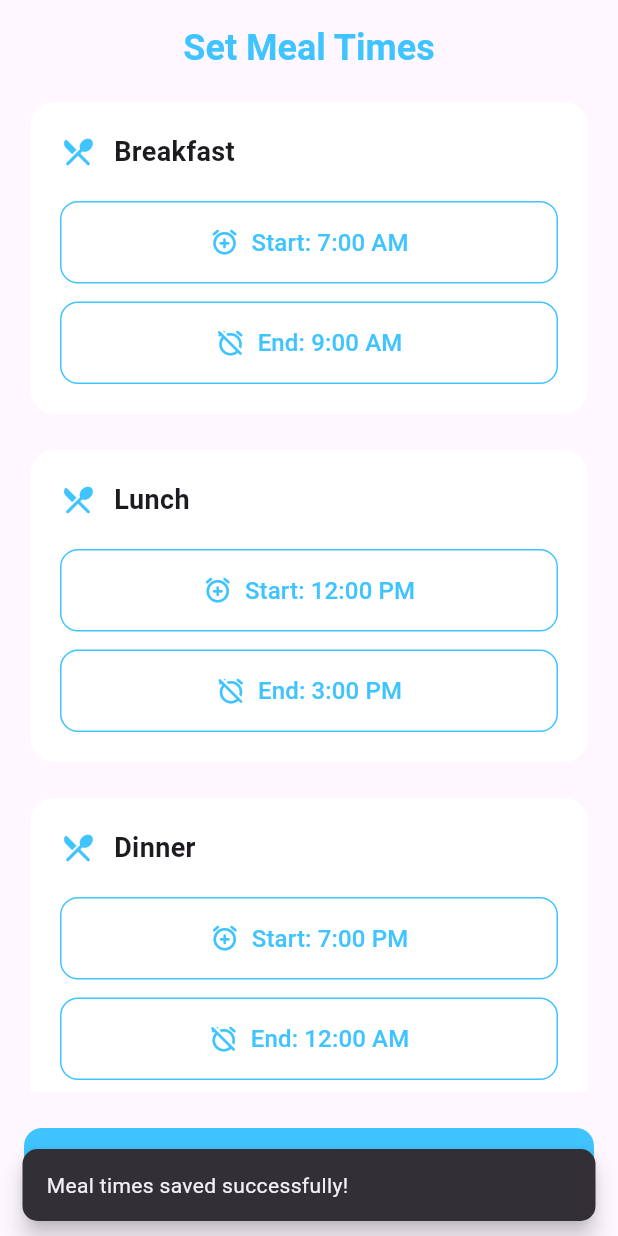
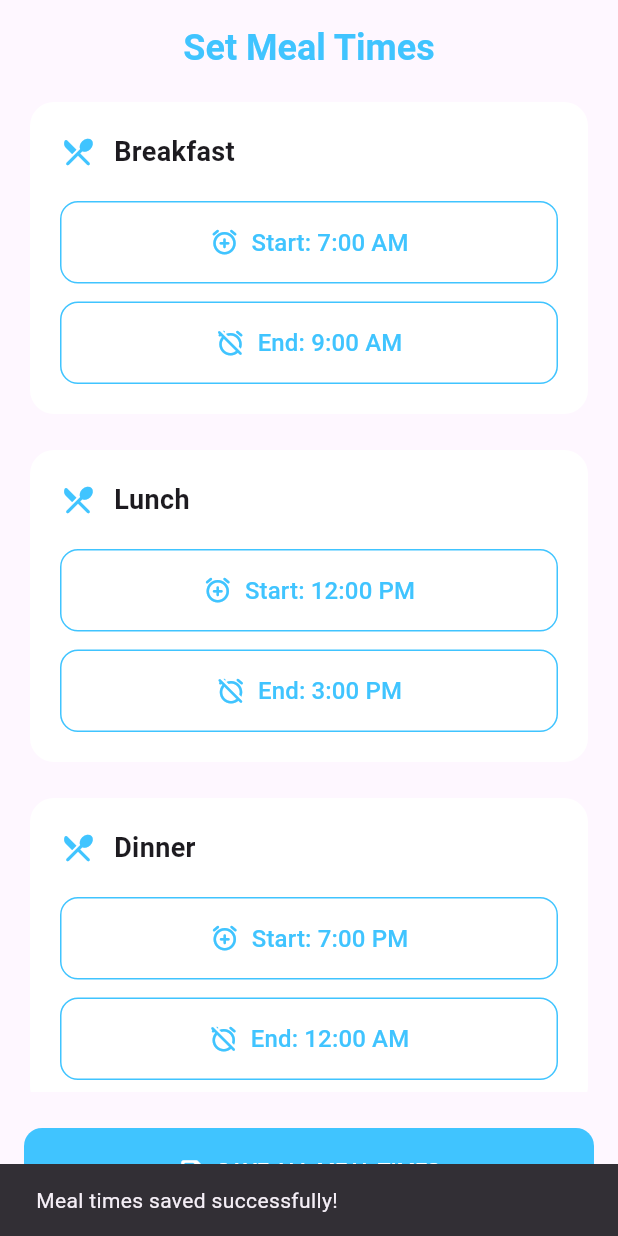
Before and after one commit to Danish9111/mess, a Flutter app: the MealTimeSetterScreen widget shown alone on an empty page, opened directly, after a tap on "SAVE ALL MEAL TIMES", on a phone screen of 412 x 824 dp. Run offline on Flutter 3.47's test engine with Material 3 defaults, Android fonts, the phone set to English and light mode, and no system bars; our stand-ins replace carousel_slider, cloud_firestore, firebase_auth, firebase_core, flutter_rating_bar, flutter_riverpod and 5 more; accounts and stored records are empty.

Commit message:
Refactor AdminProfileScreen: integrate MealTimeSetterScreen and update meal time saving functionality

```diff
--- a/lib/screens/profile_screen/admin_profile/admin_profile.dart
+++ b/lib/screens/profile_screen/admin_profile/admin_profile.dart
@@ -1,5 +1,7 @@
 import 'package:flutter/material.dart';
 import 'package:cloud_firestore/cloud_firestore.dart';
+import 'package:mess/screens/profile_screen/admin_profile/save_meal_to_firestore.dart';
+import 'package:mess/screens/profile_screen/admin_profile/format_time.dart';
 
 class AdminProfileScreen extends StatefulWidget {
   const AdminProfileScreen({super.key});
@@ -102,33 +104,6 @@ class _MealTimeSetterScreenState extends State<MealTimeSetterScreen> {
     }
   }
 
-  Future<void> saveMealTimesToFirestore() async {
-    final firestore = FirebaseFirestore.instance;
-    for (var meal in mealTimings.entries) {
-      await firestore.collection('meals').doc(meal.key.toLowerCase()).set({
-        'startTime': formatTime(meal.value['start']!),
-        'endTime': formatTime(meal.value['end']!),
-        'updatedAt': FieldValue.serverTimestamp(),
-      });
-    }
-
-    if (!mounted) return;
-    ScaffoldMessenger.of(context).showSnackBar(
-      SnackBar(
-        content: const Text('Meal times saved successfully!'),
-        behavior: SnackBarBehavior.floating,
-        shape: RoundedRectangleBorder(borderRadius: BorderRadius.circular(10)),
-      ),
-    );
-  }
-
-  String formatTime(TimeOfDay time) {
-    final hour = time.hourOfPeriod == 0 ? 12 : time.hourOfPeriod;
-    final minute = time.minute.toString().padLeft(2, '0');
-    final period = time.period == DayPeriod.am ? 'AM' : 'PM';
-    return '$hour:$minute $period';
-  }
-
   @override
   Widget build(BuildContext context) {
     final isSmallScreen = MediaQuery.of(context).size.width < 600;
@@ -157,7 +132,9 @@ class _MealTimeSetterScreenState extends State<MealTimeSetterScreen> {
           SizedBox(
             width: double.infinity,
             child: FilledButton.icon(
-              onPressed: saveMealTimesToFirestore,
+              onPressed: () {
+                saveMealTimesToFirestore(context);
+              },
               icon: const Icon(Icons.save_rounded),
               label: const Text('SAVE ALL MEAL TIMES'),
               style: FilledButton.styleFrom(
--- /dev/null
+++ b/lib/screens/profile_screen/admin_profile/format_time.dart
@@ -0,0 +1,8 @@
+import 'package:flutter/material.dart';
+
+String formatTime(TimeOfDay time) {
+  final hour = time.hourOfPeriod == 0 ? 12 : time.hourOfPeriod;
+  final minute = time.minute.toString().padLeft(2, '0');
+  final period = time.period == DayPeriod.am ? 'AM' : 'PM';
+  return '$hour:$minute $period';
+}
--- /dev/null
+++ b/lib/screens/profile_screen/admin_profile/save_meal_to_firestore.dart
@@ -0,0 +1,43 @@
+import 'package:flutter/material.dart';
+import 'package:cloud_firestore/cloud_firestore.dart';
+
+import "package:mess/screens/profile_screen/admin_profile/format_time.dart";
+
+Future<void> saveMealTimesToFirestore(BuildContext context) async {
+  final firestore = FirebaseFirestore.instance;
+  final Map<String, Map<String, TimeOfDay>> mealTimings = {
+    'Breakfast': {
+      'start': const TimeOfDay(hour: 7, minute: 0),
+      'end': const TimeOfDay(hour: 9, minute: 0)
+    },
+    'Lunch': {
+      'start': const TimeOfDay(hour: 12, minute: 0),
+      'end': const TimeOfDay(hour: 15, minute: 0)
+    },
+    'Dinner': {
+      'start': const TimeOfDay(hour: 19, minute: 0),
+      'end': const TimeOfDay(hour: 0, minute: 0)
+    },
+  };
+  try {
+    for (var meal in mealTimings.entries) {
+      await firestore
+          .collection('mealTimings')
+          .doc(meal.key.toLowerCase())
+          .set({
+        'startTime': formatTime(meal.value['start']!),
+        'endTime': formatTime(meal.value['end']!),
+        'updatedAt': FieldValue.serverTimestamp(),
+      });
+    }
+
+    ScaffoldMessenger.of(context).showSnackBar(
+      const SnackBar(
+        content: Text('Meal times saved successfully!'),
+      ),
+    );
+  } catch (e) {
+    ScaffoldMessenger.of(context).showSnackBar(
+        const SnackBar(content: Text("error occured while saving data")));
+  }
+}
```
